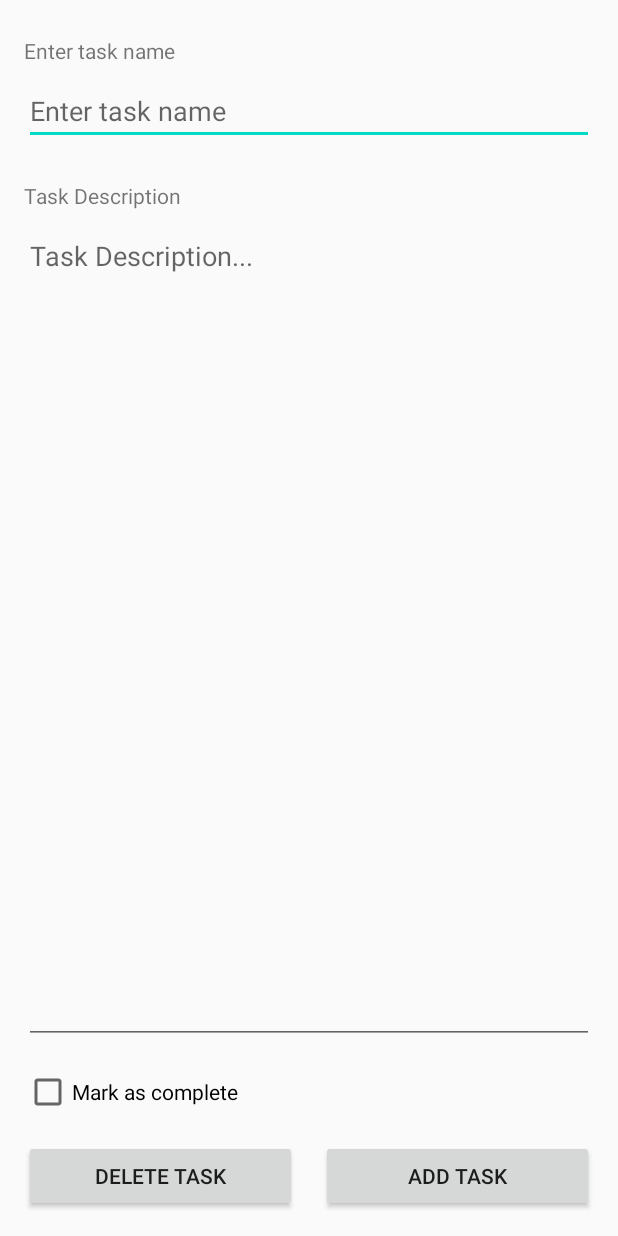
After one commit to GoldyNajma/ToDolist, an Android app: the layout activity_add_new_item.xml on its own in the app's theme, with its tools: preview values and no code run, on a phone screen of 412 x 824 dp. The commit adds this screen. Run offline under Robolectric (Android 15) with nearby library versions, the phone set to English and light mode, and no system bars.

Commit message:
Adds New Layout for Adding New Task

```diff
--- a/To-DoList/app/build.gradle
+++ b/To-DoList/app/build.gradle
@@ -27,6 +27,7 @@ dependencies {
     implementation 'androidx.appcompat:appcompat:1.2.0'
     implementation 'androidx.constraintlayout:constraintlayout:2.0.1'
     implementation 'androidx.recyclerview:recyclerview:1.1.0'
+    implementation 'com.google.android.material:material:1.0.0'
     testImplementation 'junit:junit:4.12'
     androidTestImplementation 'androidx.test.ext:junit:1.1.2'
     androidTestImplementation 'androidx.test.espresso:espresso-core:3.3.0'
--- /dev/null
+++ b/To-DoList/app/src/main/res/layout/activity_add_new_item.xml
@@ -0,0 +1,103 @@
+<?xml version="1.0" encoding="utf-8"?>
+<androidx.constraintlayout.widget.ConstraintLayout
+    xmlns:android="http://schemas.android.com/apk/res/android"
+    xmlns:app="http://schemas.android.com/apk/res-auto"
+    xmlns:tools="http://schemas.android.com/tools"
+    android:layout_width="match_parent"
+    android:layout_height="match_parent">
+
+    <TextView
+        android:id="@+id/taskNameTextView"
+        android:layout_width="0dp"
+        android:layout_height="wrap_content"
+        android:layout_marginStart="16dp"
+        android:layout_marginTop="24dp"
+        android:layout_marginEnd="16dp"
+        android:layout_marginBottom="8dp"
+        android:text="@string/taskNameTextViewText"
+        app:layout_constraintBottom_toTopOf="@+id/taskNameEditText"
+        app:layout_constraintEnd_toEndOf="parent"
+        app:layout_constraintStart_toStartOf="parent"
+        app:layout_constraintTop_toTopOf="parent" />
+
+    <EditText
+        android:id="@+id/taskNameEditText"
+        android:layout_width="0dp"
+        android:layout_height="wrap_content"
+        android:layout_marginStart="16dp"
+        android:layout_marginTop="8dp"
+        android:layout_marginEnd="16dp"
+        android:ems="10"
+        android:hint="@string/inputEditTextHint"
+        android:inputType="text"
+        app:layout_constraintEnd_toEndOf="parent"
+        app:layout_constraintHorizontal_bias="0.0"
+        app:layout_constraintStart_toStartOf="parent"
+        app:layout_constraintTop_toBottomOf="@+id/taskNameTextView" />
+
+    <EditText
+        android:id="@+id/editTextTextMultiLine"
+        android:layout_width="0dp"
+        android:layout_height="0dp"
+        android:layout_marginStart="16dp"
+        android:layout_marginTop="8dp"
+        android:layout_marginEnd="16dp"
+        android:layout_marginBottom="16dp"
+        android:ems="10"
+        android:gravity="start|top"
+        android:hint="Task Description..."
+        android:inputType="textMultiLine"
+        app:layout_constraintBottom_toTopOf="@+id/markAsCompleteCheckBox"
+        app:layout_constraintEnd_toEndOf="parent"
+        app:layout_constraintStart_toStartOf="parent"
+        app:layout_constraintTop_toBottomOf="@+id/taskDescriptionTextView" />
+
+    <Button
+        android:id="@+id/addButton"
+        android:layout_width="0dp"
+        android:layout_height="wrap_content"
+        android:layout_marginStart="8dp"
+        android:layout_marginEnd="16dp"
+        android:layout_marginBottom="16dp"
+        android:text="@string/addTaskButtonText"
+        app:layout_constraintBottom_toBottomOf="parent"
+        app:layout_constraintEnd_toEndOf="parent"
+        app:layout_constraintStart_toEndOf="@+id/deleteButton" />
+
+    <Button
+        android:id="@+id/deleteButton"
+        android:layout_width="0dp"
+        android:layout_height="wrap_content"
+        android:layout_marginStart="16dp"
+        android:layout_marginEnd="8dp"
+        android:layout_marginBottom="16dp"
+        android:text="Delete Task"
+        app:layout_constraintBottom_toBottomOf="parent"
+        app:layout_constraintEnd_toStartOf="@+id/addButton"
+        app:layout_constraintStart_toStartOf="parent" />
+
+    <TextView
+        android:id="@+id/taskDescriptionTextView"
+        android:layout_width="0dp"
+        android:layout_height="wrap_content"
+        android:layout_marginStart="16dp"
+        android:layout_marginTop="24dp"
+        android:layout_marginEnd="16dp"
+        android:text="Task Description"
+        app:layout_constraintEnd_toEndOf="parent"
+        app:layout_constraintStart_toStartOf="parent"
+        app:layout_constraintTop_toBottomOf="@+id/taskNameEditText" />
+
+    <CheckBox
+        android:id="@+id/markAsCompleteCheckBox"
+        android:layout_width="0dp"
+        android:layout_height="wrap_content"
+        android:layout_marginStart="16dp"
+        android:layout_marginEnd="16dp"
+        android:layout_marginBottom="16dp"
+        android:text="Mark as complete"
+        app:layout_constraintBottom_toTopOf="@+id/addButton"
+        app:layout_constraintEnd_toEndOf="parent"
+        app:layout_constraintStart_toStartOf="parent" />
+
+</androidx.constraintlayout.widget.ConstraintLayout>
--- a/To-DoList/app/src/main/res/values/strings.xml
+++ b/To-DoList/app/src/main/res/values/strings.xml
@@ -1,7 +1,9 @@
 <resources>
     <string name="app_name">To-Do List</string>
-    <string name="inputEditTextHint">Enter what to do</string>
+    <string name="inputEditTextHint">Enter task name</string>
     <string name="inputButtonText">ADD</string>
-    <string name="editButtonText">Edit</string>
-    <string name="deleteButtonText">Delete</string>
+    <string name="editButtonText">EDIT TASK</string>
+    <string name="deleteButtonText">DELETE TASK</string>
+    <string name="taskNameTextViewText">Enter task name</string>
+    <string name="addTaskButtonText">ADD TASK</string>
 </resources>
```
